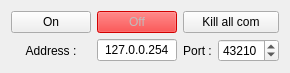
Qt form 09-CodageDetecterLecteurs/MonoThread/mainwindow.ui (BriceJamin/BriceJamin-ProjetSuPer) before a commit.
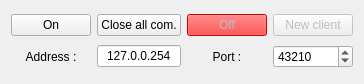
The same form after that commit.

```diff
--- a/09-CodageDetecterLecteurs/MonoThread/mainwindow.ui
+++ b/09-CodageDetecterLecteurs/MonoThread/mainwindow.ui
@@ -6,8 +6,8 @@
    <rect>
     <x>0</x>
     <y>0</y>
-    <width>278</width>
-    <height>72</height>
+    <width>356</width>
+    <height>84</height>
    </rect>
   </property>
   <property name="windowTitle">
@@ -23,6 +23,13 @@
      </widget>
     </item>
     <item row="0" column="1">
+     <widget class="QPushButton" name="killAllComPushButton">
+      <property name="text">
+       <string>Close all com.</string>
+      </property>
+     </widget>
+    </item>
+    <item row="0" column="2">
      <widget class="QPushButton" name="offPushButton">
       <property name="enabled">
        <bool>false</bool>
@@ -35,10 +42,13 @@
       </property>
      </widget>
     </item>
-    <item row="0" column="2" colspan="2">
-     <widget class="QPushButton" name="killAllComPushButton">
+    <item row="0" column="3">
+     <widget class="QPushButton" name="newClientPushButton">
+      <property name="enabled">
+       <bool>false</bool>
+      </property>
       <property name="text">
-       <string>Kill all com</string>
+       <string>New client</string>
       </property>
      </widget>
     </item>
```
